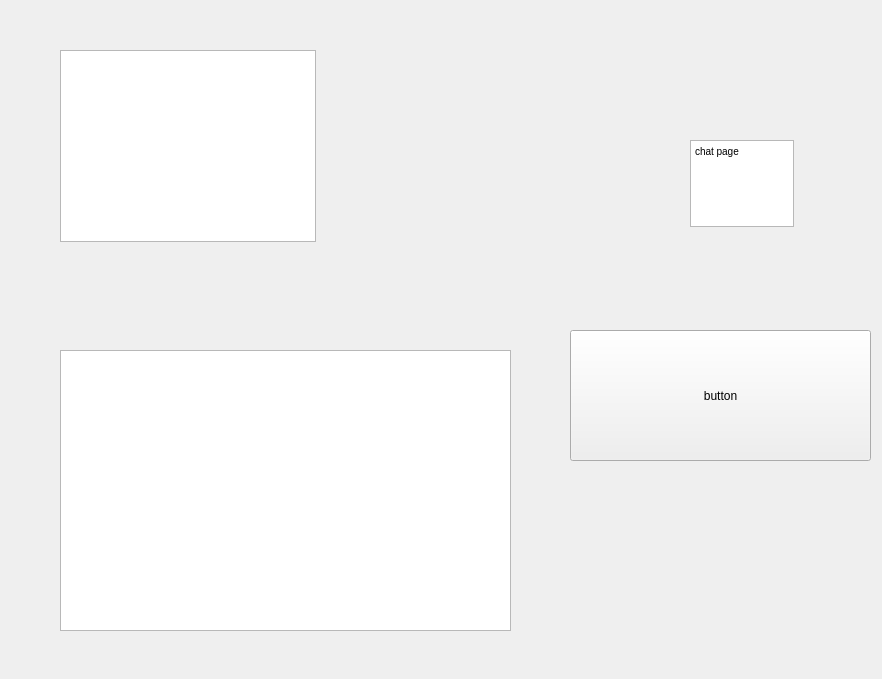
ryantrain/Prodmax, file layouts/chat.ui: the form before one commit.
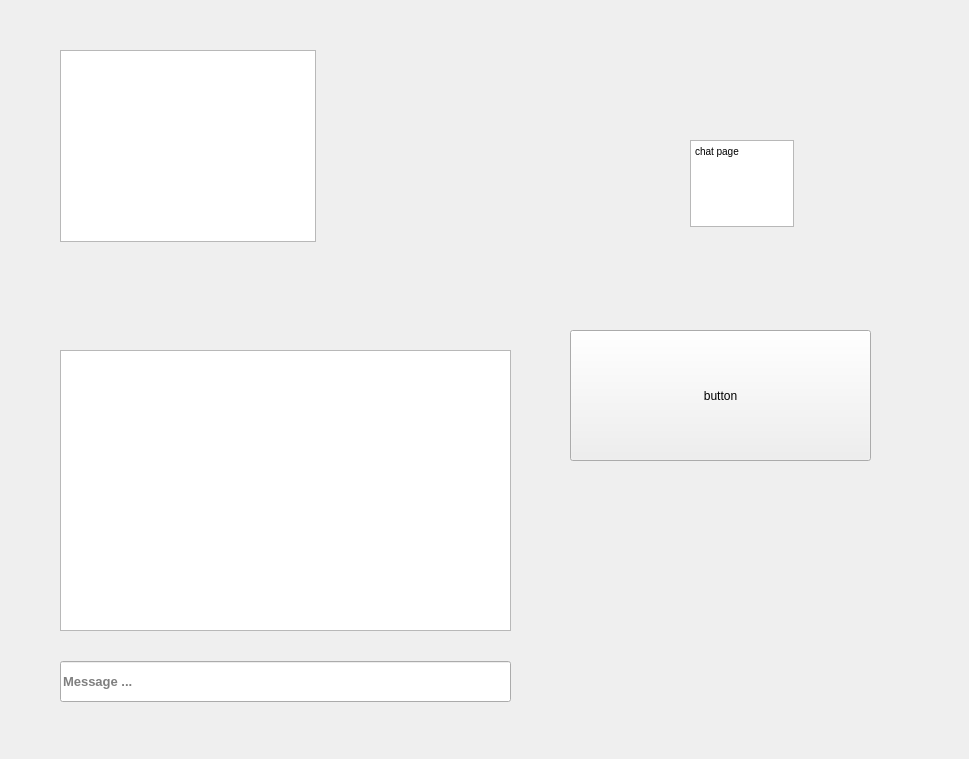
The form after the commit.

Commit message: Operational chat window and sending messages

```diff
--- a/layouts/chat.ui
+++ b/layouts/chat.ui
@@ -6,8 +6,8 @@
    <rect>
     <x>0</x>
     <y>0</y>
-    <width>882</width>
-    <height>679</height>
+    <width>969</width>
+    <height>759</height>
    </rect>
   </property>
   <property name="windowTitle">
@@ -77,6 +77,29 @@
      <bool>false</bool>
     </property>
    </widget>
+   <widget class="QLineEdit" name="message_input_field">
+    <property name="geometry">
+     <rect>
+      <x>60</x>
+      <y>661</y>
+      <width>451</width>
+      <height>41</height>
+     </rect>
+    </property>
+    <property name="font">
+     <font>
+      <pointsize>10</pointsize>
+      <weight>75</weight>
+      <bold>true</bold>
+      <strikeout>false</strikeout>
+      <stylestrategy>PreferAntialias</stylestrategy>
+      <kerning>true</kerning>
+     </font>
+    </property>
+    <property name="placeholderText">
+     <string>Message ...</string>
+    </property>
+   </widget>
   </widget>
  </widget>
  <resources/>
```
The commit also changes 3 other files.
